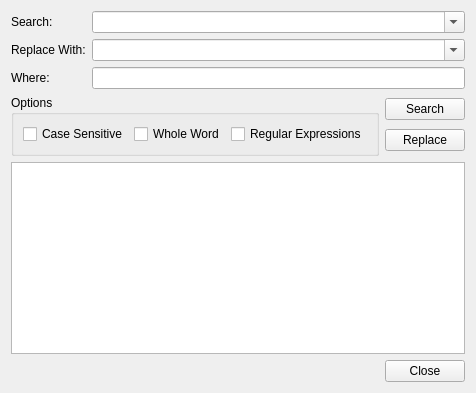
Old version of the form src/umbra/components/factory/scriptEditor/ui/Search_In_Files.ui in the repository KelSolaar/Umbra.
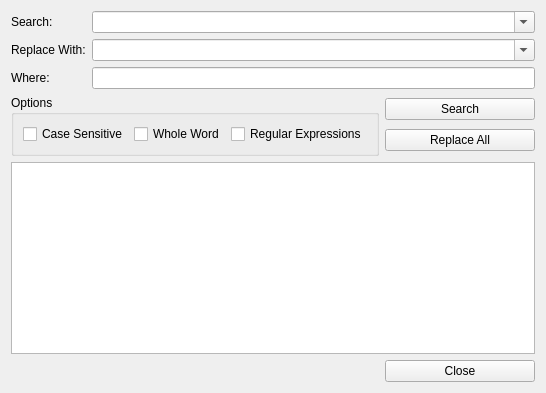
New version of the form.

Commit message: Implement search in files replace code skeleton in "scriptEditor" component.

```diff
--- a/src/umbra/components/factory/scriptEditor/ui/Search_In_Files.ui
+++ b/src/umbra/components/factory/scriptEditor/ui/Search_In_Files.ui
@@ -172,11 +172,23 @@
      </item>
      <item>
       <widget class="QPushButton" name="Replace_pushButton">
+       <property name="minimumSize">
+        <size>
+         <width>150</width>
+         <height>0</height>
+        </size>
+       </property>
+       <property name="maximumSize">
+        <size>
+         <width>150</width>
+         <height>16777215</height>
+        </size>
+       </property>
        <property name="statusTip">
         <string>Replace Push Button: Replace search results occurences with given replacement pattern.</string>
        </property>
        <property name="text">
-        <string>Replace</string>
+        <string>Replace All</string>
        </property>
       </widget>
      </item>
```
The commit also changes 5 other files.
